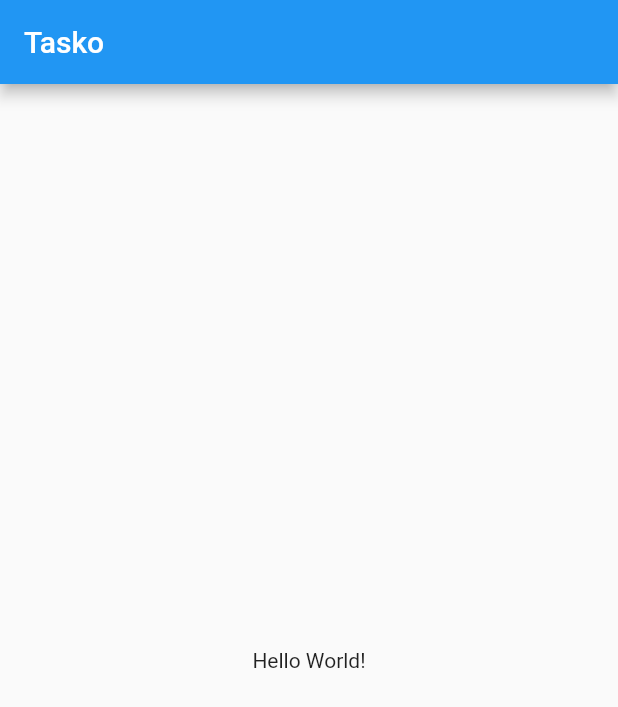
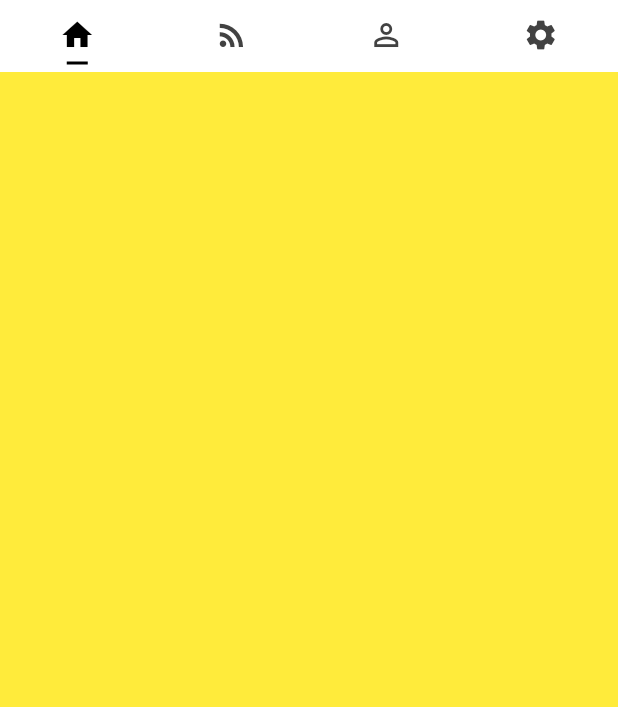
Before and after one commit to Lucxjo/Tasko-flutter, a Flutter app: the screen it shows after launch, on a phone screen of 412 x 824 dp. Shown: the top 707 px of the screen. Run offline on Flutter 3.47's test engine with Material 2 defaults, Android fonts, the phone set to English and light mode, and no system bars.

Commit message:
Added a tab bar, doesn't really do much but swipe to change is working

```diff
--- a/lib/app.dart
+++ b/lib/app.dart
@@ -5,11 +5,12 @@ class App extends StatelessWidget {
   @override
   Widget build(BuildContext context) {
     return MaterialApp(
+      debugShowCheckedModeBanner: false,
       title: 'Tasko',
       theme: ThemeData(
         primaryColor: Colors.blue
       ),
-      home: HomeView(),
+      home: SafeArea(child: HomeView()),
     );
   }
 }
--- a/lib/views/home.dart
+++ b/lib/views/home.dart
@@ -8,13 +8,44 @@ class HomeView extends StatefulWidget {
 class _HomeViewState extends State<HomeView> {
   @override
   Widget build(BuildContext context) {
-    return Scaffold(
-      appBar: AppBar(
-        title: Text('Tasko'),
-      ),
-      body: Center(
-        child: Text('Hello World!'),
-      ),
+    return DefaultTabController(
+        length: 4,
+        child: new Scaffold(
+          body: TabBarView(
+            children: [
+              new Container(
+                color: Colors.yellow,
+              ),
+              new Container(color: Colors.orange,),
+              new Container(
+                color: Colors.lightGreen,
+              ),
+              new Container(
+                color: Colors.red,
+              ),
+            ],
+          ),
+          appBar: TabBar(
+            tabs: [
+              Tab(
+                icon: new Icon(Icons.home),
+              ),
+              Tab(
+                icon: new Icon(Icons.rss_feed),
+              ),
+              Tab(
+                icon: new Icon(Icons.perm_identity),
+              ),
+              Tab(icon: new Icon(Icons.settings),)
+            ],
+            labelColor: Colors.black,
+            unselectedLabelColor: Colors.grey[800],
+            indicatorSize: TabBarIndicatorSize.label,
+            indicatorPadding: EdgeInsets.all(5.0),
+            indicatorColor: Colors.black,
+          ),
+            backgroundColor: Colors.white,
+        ),
     );
   }
 }
```
